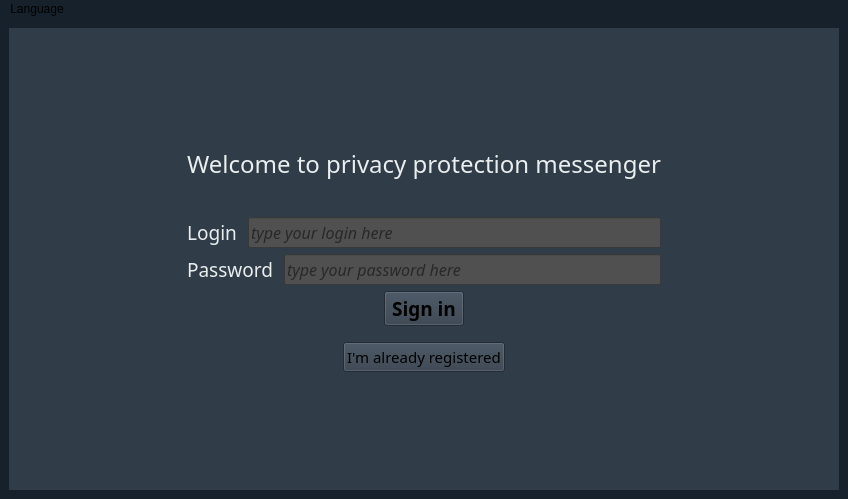
Old version of the form mainwindow.ui in the repository imperzer0/privacy-protection-messenger-qt.
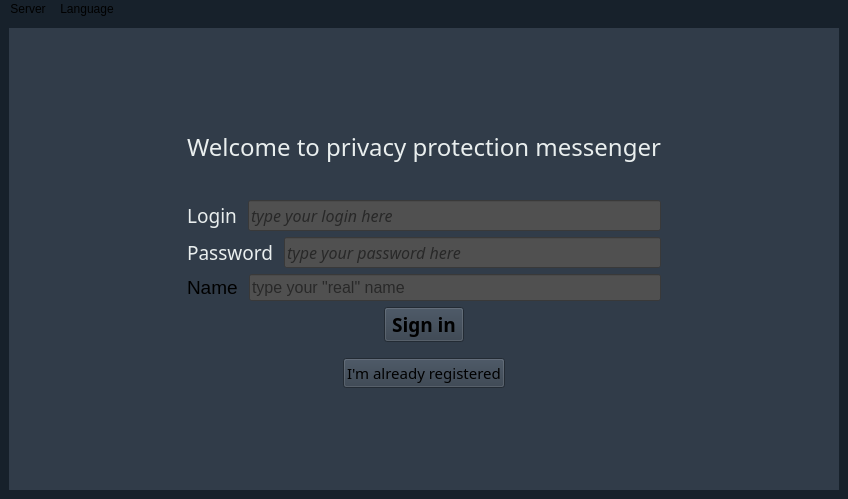
New version of the form.

The edit to the form file:
```diff
--- a/mainwindow.ui
+++ b/mainwindow.ui
@@ -245,6 +245,46 @@
               </item>
              </layout>
             </item>
+            <item>
+             <layout class="QHBoxLayout" name="horizontalLayout">
+              <item>
+               <widget class="QLabel" name="label">
+                <property name="font">
+                 <font>
+                  <pointsize>14</pointsize>
+                 </font>
+                </property>
+                <property name="text">
+                 <string>Name </string>
+                </property>
+               </widget>
+              </item>
+              <item>
+               <widget class="QLineEdit" name="line_display_name">
+                <property name="font">
+                 <font>
+                  <pointsize>12</pointsize>
+                 </font>
+                </property>
+                <property name="styleSheet">
+                 <string notr="true">background-color: #505050</string>
+                </property>
+                <property name="inputMask">
+                 <string notr="true"/>
+                </property>
+                <property name="text">
+                 <string notr="true"/>
+                </property>
+                <property name="maxLength">
+                 <number>127</number>
+                </property>
+                <property name="placeholderText">
+                 <string>type your &quot;real&quot; name</string>
+                </property>
+               </widget>
+              </item>
+             </layout>
+            </item>
             <item>
              <layout class="QHBoxLayout" name="layout15">
               <property name="spacing">
@@ -848,6 +888,15 @@
     <addaction name="action_Ukrainian"/>
     <addaction name="action_Transcarpatian"/>
    </widget>
+   <widget class="QMenu" name="menuServer">
+    <property name="title">
+     <string>Server</string>
+    </property>
+    <addaction name="action_Set_server"/>
+    <addaction name="action_Disconnect_from_server"/>
+    <addaction name="action_Server_address"/>
+   </widget>
+   <addaction name="menuServer"/>
    <addaction name="menu_Language"/>
   </widget>
   <action name="action_English">
```
Left out of the diff: 27 changed lines with no effect on the pictures.
